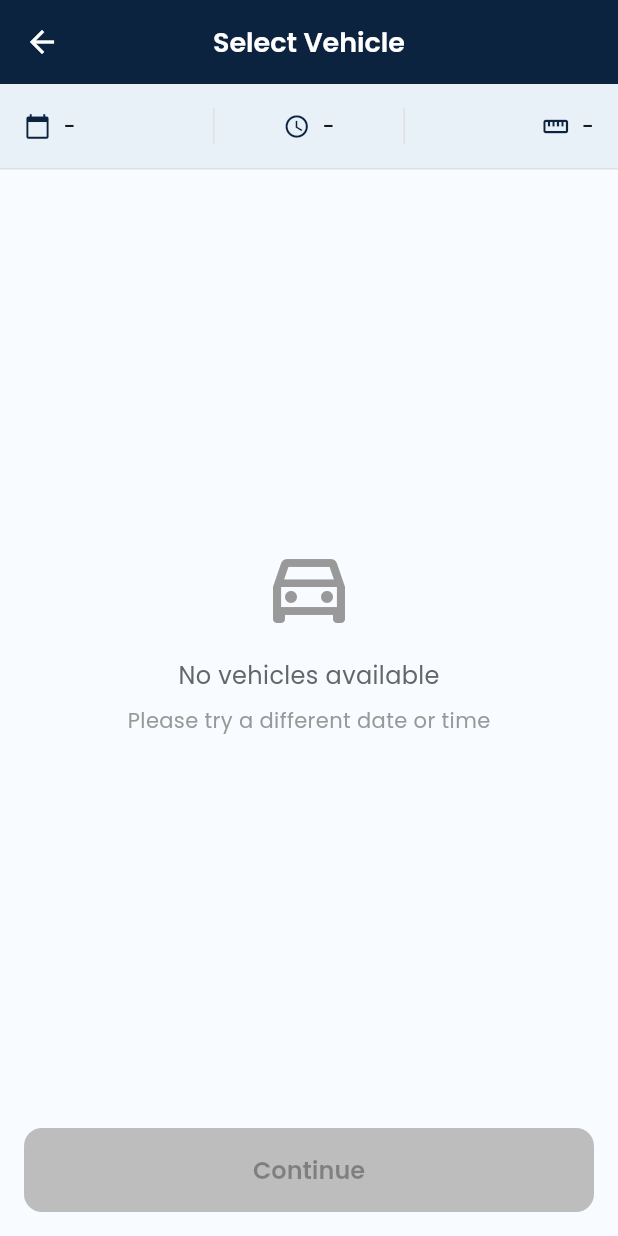
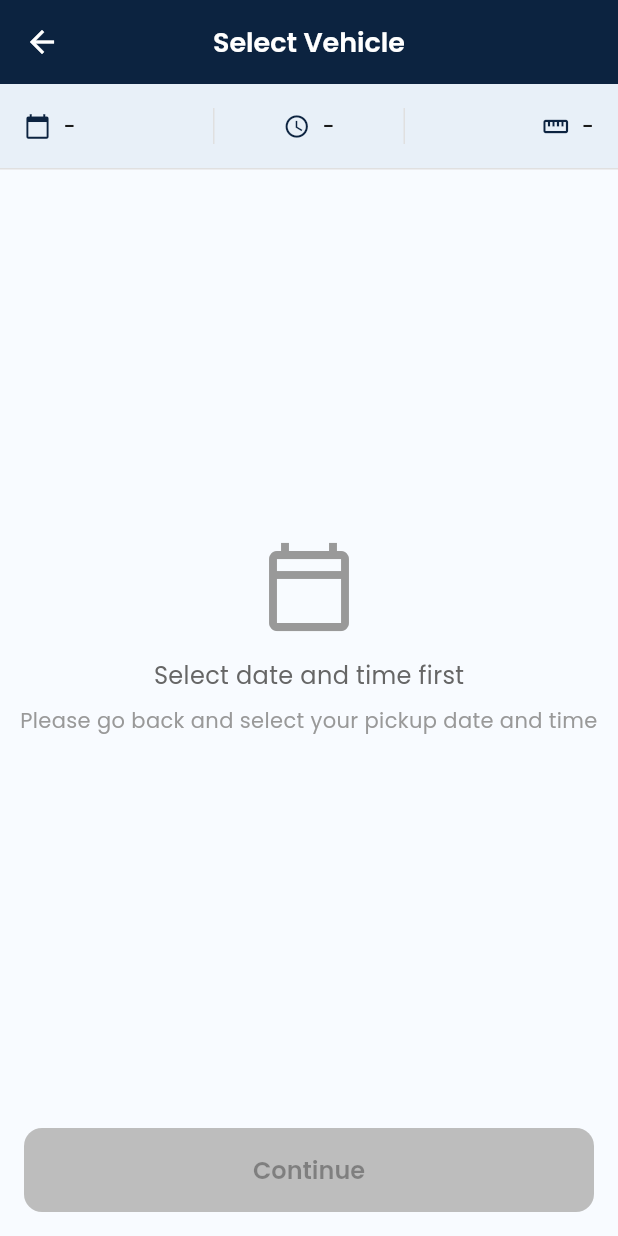
Before and after one commit to rbuhian/trip-reserve, a Flutter app: the BookingVehicleScreen screen opened by its route, on a phone screen of 412 x 824 dp. Run offline on Flutter 3.47's test engine with Material 3 defaults, Android fonts, the phone set to English and light mode, and no system bars; our stand-ins replace fl_chart, flutter_dotenv, flutter_riverpod, freezed_annotation, geocoding, geolocator and 5 more; accounts and stored records are empty; generated files the repository leaves out were written again; project files that could hold a hidden picture were left out.

Commit message:
feat: implement vehicle availability check for booking flow
- Add getAvailableVehiclesForDateTime() to filter vehicles by schedule
- Check driver availability blocks (full-day and partial time-offs)
- Check existing confirmed/in-progress bookings for time overlaps
- Add availableVehiclesForBookingProvider using form date/time
- Clear selected vehicle when date/time changes
- Update vehicle screen with availability-aware provider
- Mark CUST-19 (Check availability) as complete

Co-Authored-By: Claude Opus 4.5 <noreply@anthropic.com>

```diff
--- a/lib/providers/booking_form_provider.dart
+++ b/lib/providers/booking_form_provider.dart
@@ -213,19 +213,23 @@ class BookingFormNotifier extends StateNotifier<BookingFormState> {
   }
 
   /// Set scheduled date
+  /// Clears selected vehicle since availability may have changed
   void setDate(DateTime date) {
     state = state.copyWith(
       scheduledDate: date,
       clearError: true,
+      clearVehicle: true, // Clear vehicle when date changes
     );
     _updatePriceBreakdown();
   }
 
   /// Set pickup time
+  /// Clears selected vehicle since availability may have changed
   void setTime(String time) {
     state = state.copyWith(
       pickupTime: time,
       clearError: true,
+      clearVehicle: true, // Clear vehicle when time changes
     );
   }
 
@@ -434,3 +438,21 @@ final bookingVehiclesProvider = FutureProvider<List<Vehicle>>((ref) async {
   final vehicleRepo = ref.watch(vehicleRepositoryProvider);
   return vehicleRepo.getAvailableVehicles();
 });
+
+/// Provider for vehicles available for the selected date/time
+/// Returns null if date/time not selected, otherwise returns available vehicles
+final availableVehiclesForBookingProvider = FutureProvider<List<Vehicle>?>((ref) async {
+  final formState = ref.watch(bookingFormProvider);
+
+  // Return null if date/time not selected yet
+  if (formState.scheduledDate == null || formState.pickupTime == null) {
+    return null;
+  }
+
+  final vehicleRepo = ref.watch(vehicleRepositoryProvider);
+  return vehicleRepo.getAvailableVehiclesForDateTime(
+    date: formState.scheduledDate!,
+    pickupTime: formState.pickupTime!,
+    estimatedDurationMinutes: formState.durationMinutes ?? 120,
+  );
+});
--- a/lib/screens/customer/booking/booking_vehicle_screen.dart
+++ b/lib/screens/customer/booking/booking_vehicle_screen.dart
@@ -5,13 +5,6 @@ import 'package:go_router/go_router.dart';
 import '../../../core/theme/app_colors.dart';
 import '../../../models/vehicle.dart';
 import '../../../providers/booking_form_provider.dart';
-import '../../../repositories/vehicle_repository.dart';
-
-/// Provider for available vehicles
-final availableVehiclesProvider = FutureProvider<List<Vehicle>>((ref) async {
-  final vehicleRepo = ref.watch(vehicleRepositoryProvider);
-  return vehicleRepo.getAvailableVehicles();
-});
 
 /// Screen for selecting a vehicle
 class BookingVehicleScreen extends ConsumerWidget {
@@ -20,7 +13,7 @@ class BookingVehicleScreen extends ConsumerWidget {
   @override
   Widget build(BuildContext context, WidgetRef ref) {
     final formState = ref.watch(bookingFormProvider);
-    final vehiclesAsync = ref.watch(availableVehiclesProvider);
+    final vehiclesAsync = ref.watch(availableVehiclesForBookingProvider);
     final theme = Theme.of(context);
 
     return Scaffold(
@@ -40,6 +33,10 @@ class BookingVehicleScreen extends ConsumerWidget {
           Expanded(
             child: vehiclesAsync.when(
               data: (vehicles) {
+                // If date/time not selected, show message
+                if (vehicles == null) {
+                  return _buildDateTimeRequiredState();
+                }
                 if (vehicles.isEmpty) {
                   return _buildEmptyState();
                 }
@@ -79,7 +76,7 @@ class BookingVehicleScreen extends ConsumerWidget {
                     const SizedBox(height: 8),
                     TextButton(
                       onPressed: () =>
-                          ref.invalidate(availableVehiclesProvider),
+                          ref.invalidate(availableVehiclesForBookingProvider),
                       child: const Text('Retry'),
                     ),
                   ],
@@ -158,6 +155,38 @@ class BookingVehicleScreen extends ConsumerWidget {
     );
   }
 
+  Widget _buildDateTimeRequiredState() {
+    return Center(
+      child: Column(
+        mainAxisAlignment: MainAxisAlignment.center,
+        children: [
+          Icon(
+            Icons.calendar_today_outlined,
+            size: 64,
+            color: AppColors.textLight,
+          ),
+          const SizedBox(height: 16),
+          Text(
+            'Select date and time first',
+            style: TextStyle(
+              color: AppColors.textMedium,
+              fontSize: 16,
+            ),
+          ),
+          const SizedBox(height: 8),
+          Text(
+            'Please go back and select your pickup date and time',
+            style: TextStyle(
+              color: AppColors.textLight,
+              fontSize: 14,
+            ),
+            textAlign: TextAlign.center,
+          ),
+        ],
+      ),
+    );
+  }
+
   Widget _buildEmptyState() {
     return Center(
       child: Column(
@@ -178,11 +207,12 @@ class BookingVehicleScreen extends ConsumerWidget {
           ),
           const SizedBox(height: 8),
           Text(
-            'Please try a different date or time',
+            'All vehicles are booked for this date and time.\nPlease try a different schedule.',
             style: TextStyle(
               color: AppColors.textLight,
               fontSize: 14,
             ),
+            textAlign: TextAlign.center,
           ),
         ],
       ),
```
Also changed, not shown: lib/repositories/vehicle_repository.dart (+127 -0 lines), 1 other file.
